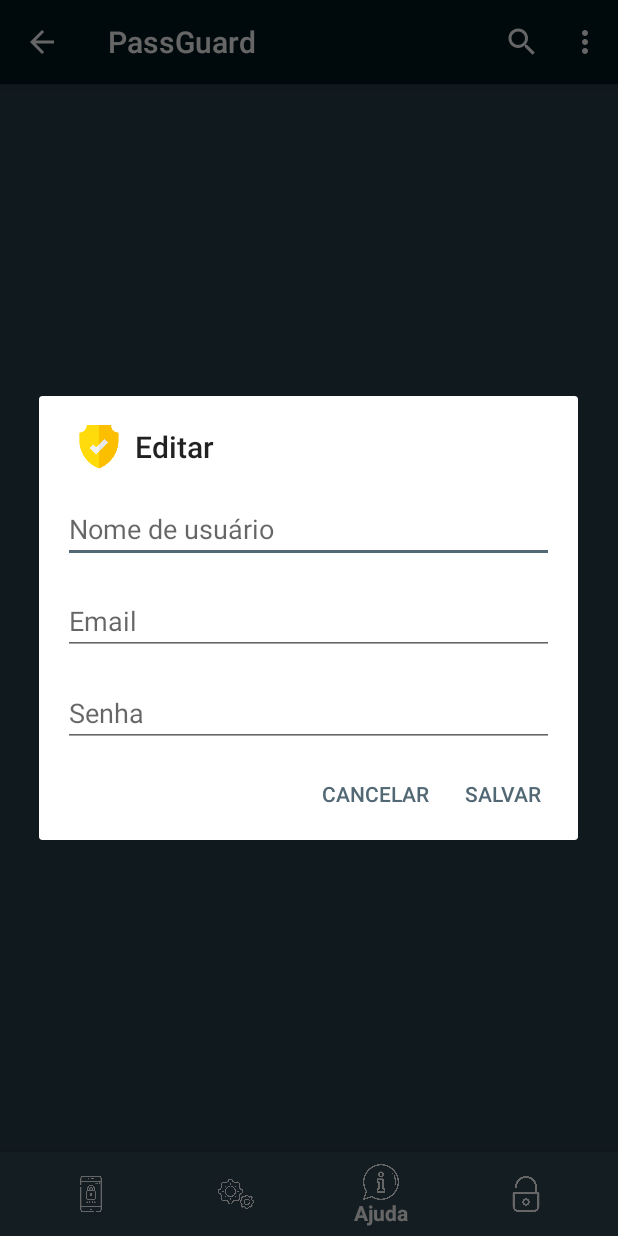
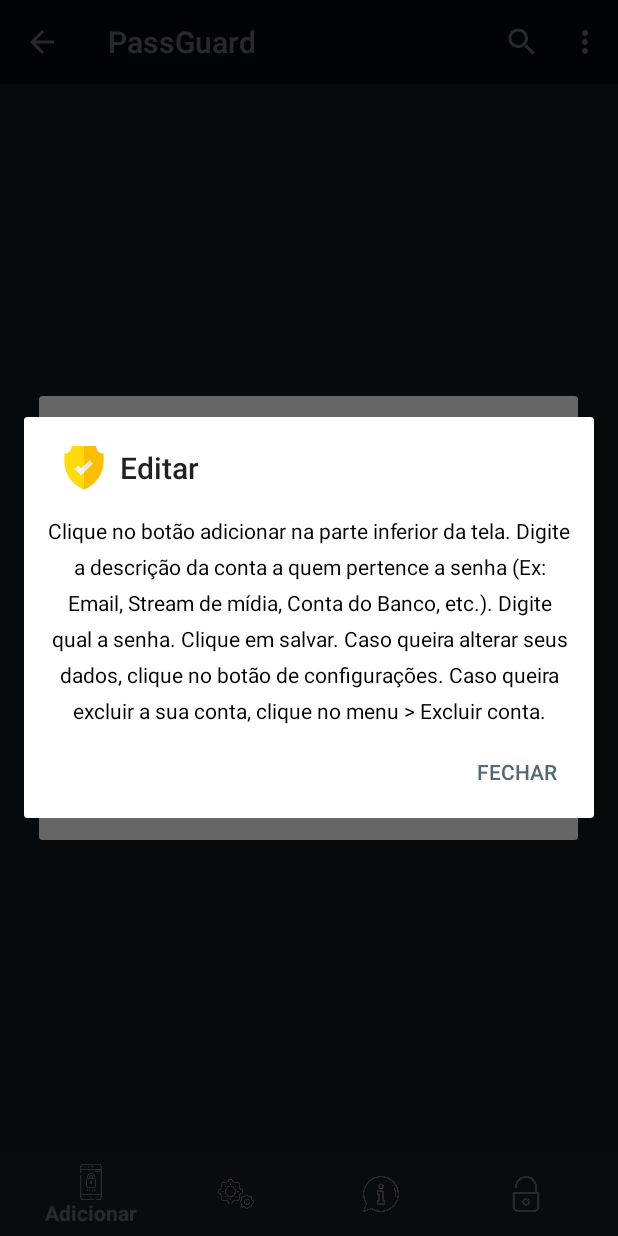
Before and after one commit to isaCarvalho/PassGuard, an Android app: the ListActivity screen opened directly, with no data from a screen before it, item 3 of the bottom bar chosen, on a phone screen of 412 x 824 dp. Run offline under Robolectric (Android 15) with nearby library versions, the phone set to English and light mode, and no system bars; 3 statements that could not run were skipped.

Commit message:
Primeira versão release finalizada

```diff
--- a/app/src/main/java/com/example/passguard/ListActivity.kt
+++ b/app/src/main/java/com/example/passguard/ListActivity.kt
@@ -91,7 +91,7 @@
         AddRegisterDialogFragment().show(supportFragmentManager, "AddRegisterDialog")
     }
 
-    fun updateRecycler(user: User)
+    private fun updateRecycler(user: User)
     {
         val registers = RegisterController(this).list(user.id)
 
@@ -130,6 +130,20 @@
         window.decorView.systemUiVisibility = (View.SYSTEM_UI_FLAG_LAYOUT_STABLE
                 or View.SYSTEM_UI_FLAG_LAYOUT_HIDE_NAVIGATION
                 or View.SYSTEM_UI_FLAG_LAYOUT_FULLSCREEN)
+    }
+
+    fun help(v : MenuItem)
+    {
+        val mView = layoutInflater.inflate(R.layout.fragment_help, null)
+
+        AlertDialog.Builder(this)
+            .setView(mView)
+            .setTitle(R.string.edit)
+            .setIcon(R.mipmap.ic_launcher)
+            .setPositiveButton(R.string.close, DialogInterface.OnClickListener { dialog, which ->
+                dialog.dismiss()
+            })
+            .show()
     }
 
     fun settings(v: MenuItem)
--- a/app/src/main/java/com/example/passguard/MainActivity.kt
+++ b/app/src/main/java/com/example/passguard/MainActivity.kt
@@ -18,6 +18,7 @@
     private lateinit var loginBtn : Button
     private lateinit var emailTxt : EditText
     private lateinit var passwordTxt : EditText
+    private lateinit var error : TextView
 
     @SuppressLint("SetTextI18n")
     override fun onCreate(savedInstanceState: Bundle?) {
@@ -27,7 +28,7 @@
         emailTxt = findViewById<EditText>(R.id.emailEdit)
         passwordTxt = findViewById<EditText>(R.id.passwordEdit)
 
-        val error = findViewById<TextView>(R.id.errorTxt)
+        error = findViewById<TextView>(R.id.errorTxt)
 
         if (Session.getInstance().getAuthentication())
         {
@@ -80,6 +81,7 @@
     override fun onResume() {
         super.onResume()
 
+        error.text = ""
         emailTxt.text = null
         passwordTxt.text = null
     }
--- a/app/src/main/java/com/example/passguard/model/User.kt
+++ b/app/src/main/java/com/example/passguard/model/User.kt
@@ -1,3 +1,3 @@
 package com.example.passguard.model
 
-data class User(val id: Int, var name: String, var password : String, var email : String)
+data class User(val id: Int, var name: String, var email : String, var password : String)
--- /dev/null
+++ b/app/src/main/res/layout-v23/fragment_help.xml
@@ -0,0 +1,33 @@
+<?xml version="1.0" encoding="utf-8"?>
+<androidx.constraintlayout.widget.ConstraintLayout xmlns:android="http://schemas.android.com/apk/res/android"
+    xmlns:app="http://schemas.android.com/apk/res-auto"
+    xmlns:tools="http://schemas.android.com/tools"
+    android:id="@+id/frameLayout3"
+    android:layout_width="match_parent"
+    android:layout_height="match_parent">
+
+    <TextView
+        android:id="@+id/helpTxt"
+        android:layout_width="wrap_content"
+        android:layout_height="0dp"
+        android:layout_marginStart="16dp"
+        android:layout_marginLeft="16dp"
+        android:layout_marginTop="16dp"
+        android:layout_marginEnd="16dp"
+        android:layout_marginRight="16dp"
+        android:fontFamily="sans-serif"
+        android:gravity="center_horizontal"
+        android:importantForAccessibility="yes"
+        android:lineSpacingExtra="8sp"
+        android:text="@string/helpText"
+        android:textAlignment="center"
+        android:textAppearance="@style/TextAppearance.AppCompat.Display1"
+        android:textColor="@android:color/black"
+        android:textIsSelectable="false"
+        android:textSize="14sp"
+        android:breakStrategy="balanced"
+        app:layout_constraintEnd_toEndOf="parent"
+        app:layout_constraintStart_toStartOf="parent"
+        app:layout_constraintTop_toTopOf="parent" />
+
+</androidx.constraintlayout.widget.ConstraintLayout>
--- /dev/null
+++ b/app/src/main/res/layout/fragment_help.xml
@@ -0,0 +1,34 @@
+<?xml version="1.0" encoding="utf-8"?>
+<androidx.constraintlayout.widget.ConstraintLayout xmlns:android="http://schemas.android.com/apk/res/android"
+    xmlns:app="http://schemas.android.com/apk/res-auto"
+    xmlns:tools="http://schemas.android.com/tools"
+    android:id="@+id/frameLayout3"
+    android:layout_width="match_parent"
+    android:layout_height="match_parent">
+
+    <TextView
+        android:id="@+id/helpTxt"
+        android:layout_width="wrap_content"
+        android:layout_height="0dp"
+        android:layout_marginStart="16dp"
+        android:layout_marginLeft="16dp"
+        android:layout_marginTop="16dp"
+        android:layout_marginEnd="16dp"
+        android:layout_marginRight="16dp"
+        android:fontFamily="sans-serif"
+        android:gravity="center_horizontal"
+        android:importantForAccessibility="yes"
+        android:lineSpacingExtra="8sp"
+        android:text="@string/helpText"
+        android:textAlignment="center"
+        android:textAppearance="@style/TextAppearance.AppCompat.Display1"
+        android:textColor="@android:color/black"
+        android:textIsSelectable="false"
+        android:textSize="14sp"
+        android:breakStrategy="balanced"
+        app:layout_constraintEnd_toEndOf="parent"
+        app:layout_constraintStart_toStartOf="parent"
+        app:layout_constraintTop_toTopOf="parent"
+        tools:targetApi="m" />
+
+</androidx.constraintlayout.widget.ConstraintLayout>
--- a/app/src/main/res/menu/menu_bottom.xml
+++ b/app/src/main/res/menu/menu_bottom.xml
@@ -14,6 +14,7 @@
     <item
         android:id="@+id/helpItem"
         android:icon="@mipmap/info"
+        android:onClick="help"
         android:title="@string/help" />
     <item
         android:id="@+id/logoutItem"
--- a/app/src/main/res/values/strings.xml
+++ b/app/src/main/res/values/strings.xml
@@ -43,4 +43,15 @@
     <!-- List -->
     <string name="search">Pesquisar Descrição</string>
     <string name="deleteAccount">Excluir conta</string>
+
+    <!-- Help -->
+    <string name="helpText">
+        Clique no botão adicionar na parte inferior da tela.
+        Digite a descrição da conta a quem pertence a senha (Ex: Email, Stream de mídia, Conta do Banco, etc.).
+        Digite qual a senha.
+        Clique em salvar.
+        Caso queira alterar seus dados, clique no botão de configurações.
+        Caso queira excluir a sua conta, clique no menu > Excluir conta.
+    </string>
+    <string name="close">Fechar</string>
 </resources>
```
